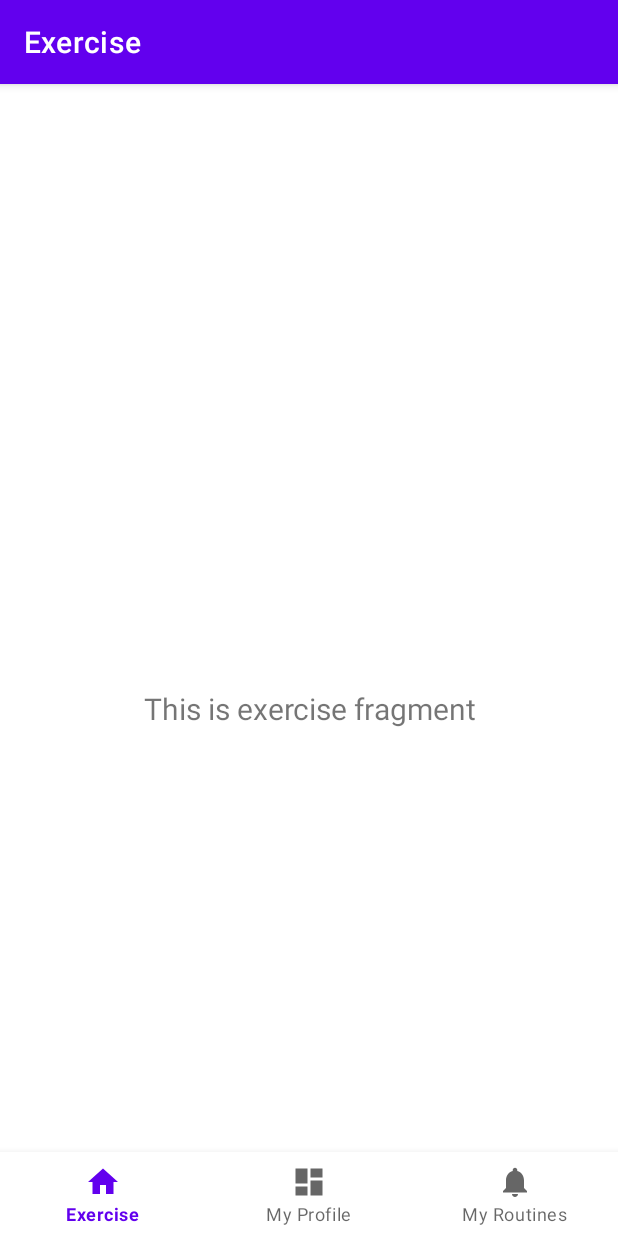
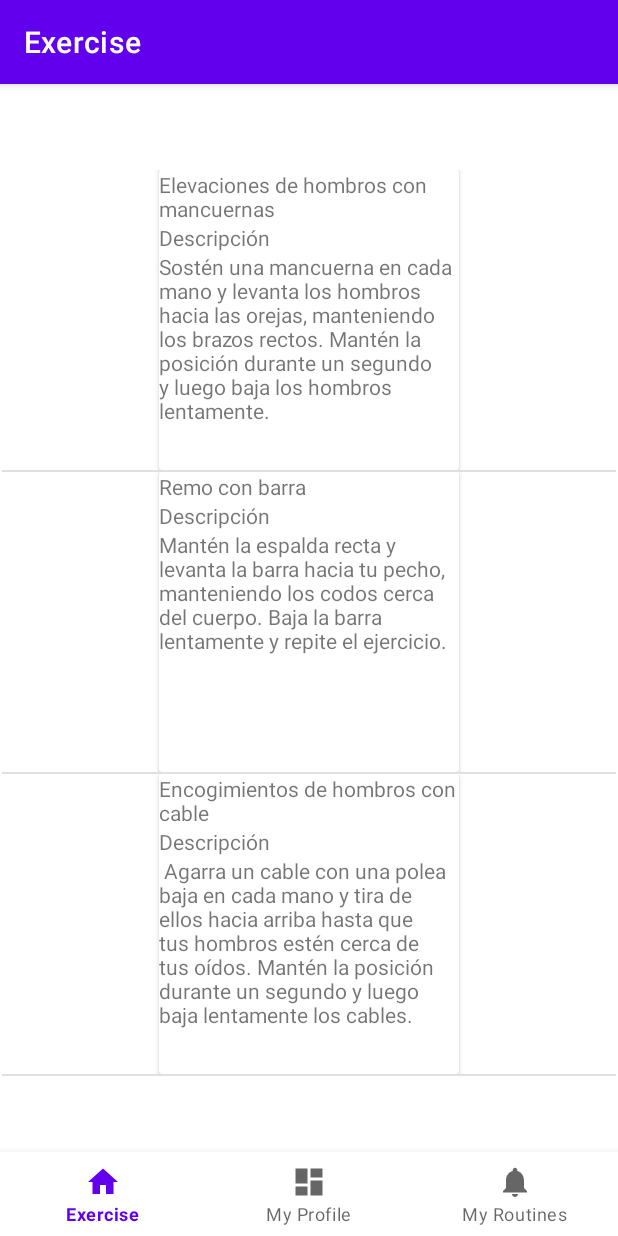
Before and after one commit to NicolasFigueSep/AppProject, an Android app: the screen it shows after launch (MainActivity), on a phone screen of 412 x 824 dp. Run offline under Robolectric (Android 15) with nearby library versions, the phone set to English and light mode, and no system bars; our stand-ins replace navigation-ui.

Commit message:
NavBar pierde datos al cambiar

```diff
--- /dev/null
+++ b/app/src/main/java/com/example/mytraining/AdaptadorEjercicio.java
@@ -0,0 +1,41 @@
+package com.example.mytraining;
+
+import android.view.LayoutInflater;
+import android.view.View;
+import android.view.ViewGroup;
+import android.widget.ArrayAdapter;
+import android.widget.TextView;
+
+import androidx.appcompat.app.AppCompatActivity;
+import androidx.fragment.app.FragmentActivity;
+
+import java.util.ArrayList;
+
+public class AdaptadorEjercicio extends ArrayAdapter<Ejercicio> {
+    FragmentActivity appCompatActivity;
+    ArrayList<Ejercicio> listaEjercicios;
+    public AdaptadorEjercicio(FragmentActivity context, ArrayList<Ejercicio> listaEjercicios) {
+        super(context, R.layout.ejerciciolayout, listaEjercicios);
+        appCompatActivity = context;
+        this.listaEjercicios=listaEjercicios;
+    }
+    public View getView(int position, View convertView,
+                        ViewGroup parent) {
+        LayoutInflater inflater =
+                appCompatActivity.getLayoutInflater();
+        View item = inflater.inflate(R.layout.ejerciciolayout, null);
+        View itemSetted = setView(position,item);
+        return(itemSetted);
+    }
+    public View setView(int position, View item){
+        Ejercicio miEjercicio = listaEjercicios.get(position);
+
+        TextView tituloEjercicioTextView = item.findViewById(R.id.tituloEjercicioTV);
+        tituloEjercicioTextView.setText(miEjercicio.getNombreEjercicio());
+        TextView descripcionEjercicioTextView = item.findViewById(R.id.textView3);
+        descripcionEjercicioTextView.setText(miEjercicio.getDescripcionEjercicio());
+
+        return(item);
+
+    }
+}
--- a/app/src/main/java/com/example/mytraining/MainActivity.java
+++ b/app/src/main/java/com/example/mytraining/MainActivity.java
@@ -3,6 +3,8 @@ package com.example.mytraining;
 import android.database.Cursor;
 import android.database.sqlite.SQLiteDatabase;
 import android.os.Bundle;
+import android.view.View;
+import android.widget.ListView;
 
 import com.google.android.material.bottomnavigation.BottomNavigationView;
 
@@ -15,13 +17,15 @@ import androidx.navigation.ui.NavigationUI;
 import com.example.mytraining.databinding.ActivityMainBinding;
 
 import java.io.IOException;
+import java.util.ArrayList;
 
 public class MainActivity extends AppCompatActivity {
 
     private ActivityMainBinding binding;
     DataBaseHelper dataBaseHelper=new DataBaseHelper(this);
     private SQLiteDatabase db;
-
+    ListView listViewEjercicios;
+    private ArrayList<Ejercicio> listaEjercicios;
 
     @Override
     protected void onCreate(Bundle savedInstanceState) {
@@ -40,6 +44,8 @@ public class MainActivity extends AppCompatActivity {
         NavigationUI.setupActionBarWithNavController(this, navController, appBarConfiguration);
         NavigationUI.setupWithNavController(binding.navView, navController);
 
+        llenaListaEjercicios();
+        initAndSetAdapter();
 
     }
     public void pruebaBD(){
@@ -52,5 +58,19 @@ public class MainActivity extends AppCompatActivity {
         db.close();
 
     }
+    public void llenaListaEjercicios(){
+        listaEjercicios = new ArrayList<Ejercicio>();
+        listaEjercicios.add(new Ejercicio(1,"Elevaciones de hombros con mancuernas","Sostén una mancuerna en cada mano y levanta los hombros hacia las orejas, manteniendo los brazos rectos. Mantén la posición durante un segundo y luego baja los hombros lentamente.",
+                "https://youtu.be/xeJjTRIYOIM",0.060));
+        listaEjercicios.add(new Ejercicio(2,"Remo con barra","Mantén la espalda recta y levanta la barra hacia tu pecho, manteniendo los codos cerca del cuerpo. Baja la barra lentamente y repite el ejercicio.",
+                "https://www.youtube.com/watch?v=G8l_8chR5BE",0.100));
+        listaEjercicios.add(new Ejercicio(3,"Encogimientos de hombros con cable"," Agarra un cable con una polea baja en cada mano y tira de ellos hacia arriba hasta que tus hombros estén cerca de tus oídos. Mantén la posición durante un segundo y luego baja lentamente los cables.",
+                "https://youtu.be/v7QczJNuWIg",0.060));
+    }
+    public void initAndSetAdapter(){
+        AdaptadorEjercicio miAdaptadorEjercicio = new AdaptadorEjercicio(this,listaEjercicios);
+        listViewEjercicios = findViewById(R.id.exercise_list);
+        listViewEjercicios.setAdapter(miAdaptadorEjercicio);
+    }
 
 }
--- a/app/src/main/java/com/example/mytraining/ui/exercise/ExerciseFragment.java
+++ b/app/src/main/java/com/example/mytraining/ui/exercise/ExerciseFragment.java
@@ -10,6 +10,8 @@ import androidx.annotation.NonNull;
 import androidx.fragment.app.Fragment;
 import androidx.lifecycle.ViewModelProvider;
 
+import com.example.mytraining.AdaptadorEjercicio;
+import com.example.mytraining.R;
 import com.example.mytraining.databinding.FragmentHomeBinding;
 
 public class ExerciseFragment extends Fragment {
@@ -26,12 +28,14 @@ public class ExerciseFragment extends Fragment {
 
         final TextView textView = binding.textHome;
         exerciseViewModel.getText().observe(getViewLifecycleOwner(), textView::setText);
+
         return root;
     }
 
     @Override
     public void onDestroyView() {
+
         super.onDestroyView();
-        binding = null;
+        //binding = null;
     }
 }
--- a/app/src/main/res/layout/ejerciciolayout.xml
+++ b/app/src/main/res/layout/ejerciciolayout.xml
@@ -1,5 +1,6 @@
 <?xml version="1.0" encoding="utf-8"?>
 <LinearLayout xmlns:android="http://schemas.android.com/apk/res/android"
+    android:id="@+id/descripcionEjercicioTV"
     android:layout_width="match_parent"
     android:layout_height="match_parent"
     android:orientation="vertical">
@@ -7,5 +8,32 @@
     <androidx.cardview.widget.CardView
         android:layout_width="200dp"
         android:layout_height="200dp"
-        android:layout_gravity="center" />
+        android:layout_gravity="center" >
+
+        <LinearLayout
+            android:layout_width="match_parent"
+            android:layout_height="match_parent"
+            android:orientation="vertical">
+
+            <TextView
+                android:id="@+id/tituloEjercicioTV"
+                android:layout_width="wrap_content"
+                android:layout_height="wrap_content"
+                android:text="@string/tituloejerciciotextview" />
+
+            <TextView
+                android:id="@+id/descripcionTitleTV"
+                android:layout_width="match_parent"
+                android:layout_height="wrap_content"
+                android:text="@string/descripcionTitleTextView" />
+
+            <TextView
+                android:id="@+id/textView3"
+                android:layout_width="wrap_content"
+                android:layout_height="wrap_content"
+                android:text="@string/descripcionejerciciotextview" />
+        </LinearLayout>
+
+    </androidx.cardview.widget.CardView>
+
 </LinearLayout>
--- a/app/src/main/res/layout/fragment_home.xml
+++ b/app/src/main/res/layout/fragment_home.xml
@@ -13,10 +13,26 @@
         android:layout_marginStart="8dp"
         android:layout_marginTop="8dp"
         android:layout_marginEnd="8dp"
+        android:layout_marginBottom="16dp"
         android:textAlignment="center"
         android:textSize="20sp"
         app:layout_constraintBottom_toBottomOf="parent"
         app:layout_constraintEnd_toEndOf="parent"
+        app:layout_constraintHorizontal_bias="1.0"
+        app:layout_constraintStart_toStartOf="parent"
+        app:layout_constraintTop_toBottomOf="@+id/exercise_list"
+        app:layout_constraintVertical_bias="0.977" />
+
+    <ListView
+        android:id="@+id/exercise_list"
+        android:layout_width="0dp"
+        android:layout_height="0dp"
+        android:layout_marginStart="1dp"
+        android:layout_marginTop="1dp"
+        android:layout_marginEnd="1dp"
+        android:layout_marginBottom="42dp"
+        app:layout_constraintBottom_toTopOf="@+id/text_home"
+        app:layout_constraintEnd_toEndOf="parent"
         app:layout_constraintStart_toStartOf="parent"
         app:layout_constraintTop_toTopOf="parent" />
 </androidx.constraintlayout.widget.ConstraintLayout>
--- a/app/src/main/res/navigation/mobile_navigation.xml
+++ b/app/src/main/res/navigation/mobile_navigation.xml
@@ -9,13 +9,21 @@
         android:id="@+id/navigation_exercise"
         android:name="com.example.mytraining.ui.exercise.ExerciseFragment"
         android:label="@string/title_exercise"
-        tools:layout="@layout/fragment_home" />
+        tools:layout="@layout/fragment_home" >
+        <action
+            android:id="@+id/action_navigation_exercise_to_navigation_my_profile"
+            app:destination="@id/navigation_my_profile" />
+    </fragment>
 
     <fragment
         android:id="@+id/navigation_my_profile"
         android:name="com.example.mytraining.ui.profile.ProfileFragment"
         android:label="@string/title_my_profile"
-        tools:layout="@layout/fragment_dashboard" />
+        tools:layout="@layout/fragment_dashboard" >
+        <action
+            android:id="@+id/action_navigation_my_profile_to_navigation_exercise"
+            app:destination="@id/navigation_exercise" />
+    </fragment>
 
     <fragment
         android:id="@+id/navigation_my_routines"
--- a/app/src/main/res/values/strings.xml
+++ b/app/src/main/res/values/strings.xml
@@ -3,4 +3,7 @@
     <string name="title_exercise">Exercise</string>
     <string name="title_my_profile">My Profile</string>
     <string name="title_my_routines">My Routines</string>
+    <string name="tituloejerciciotextview">TextView</string>
+    <string name="descripcionejerciciotextview">TextView</string>
+    <string name="descripcionTitleTextView">"Descripción"</string>
 </resources>
```
